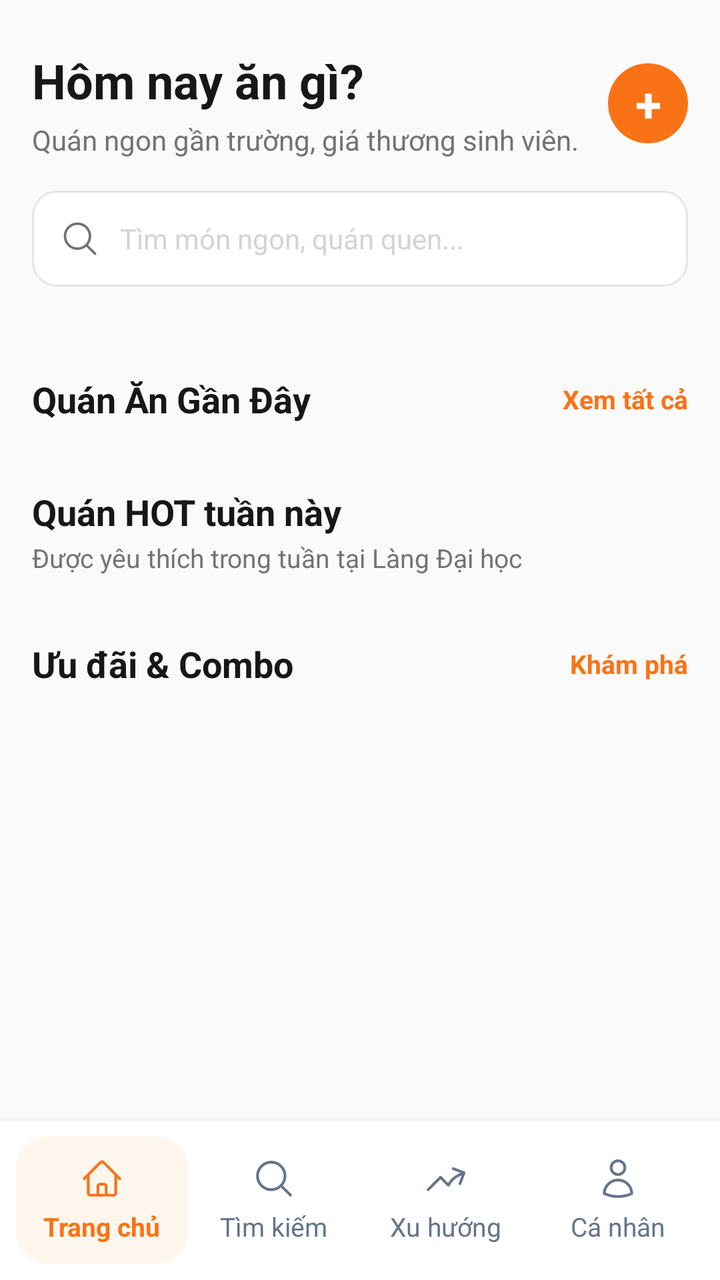
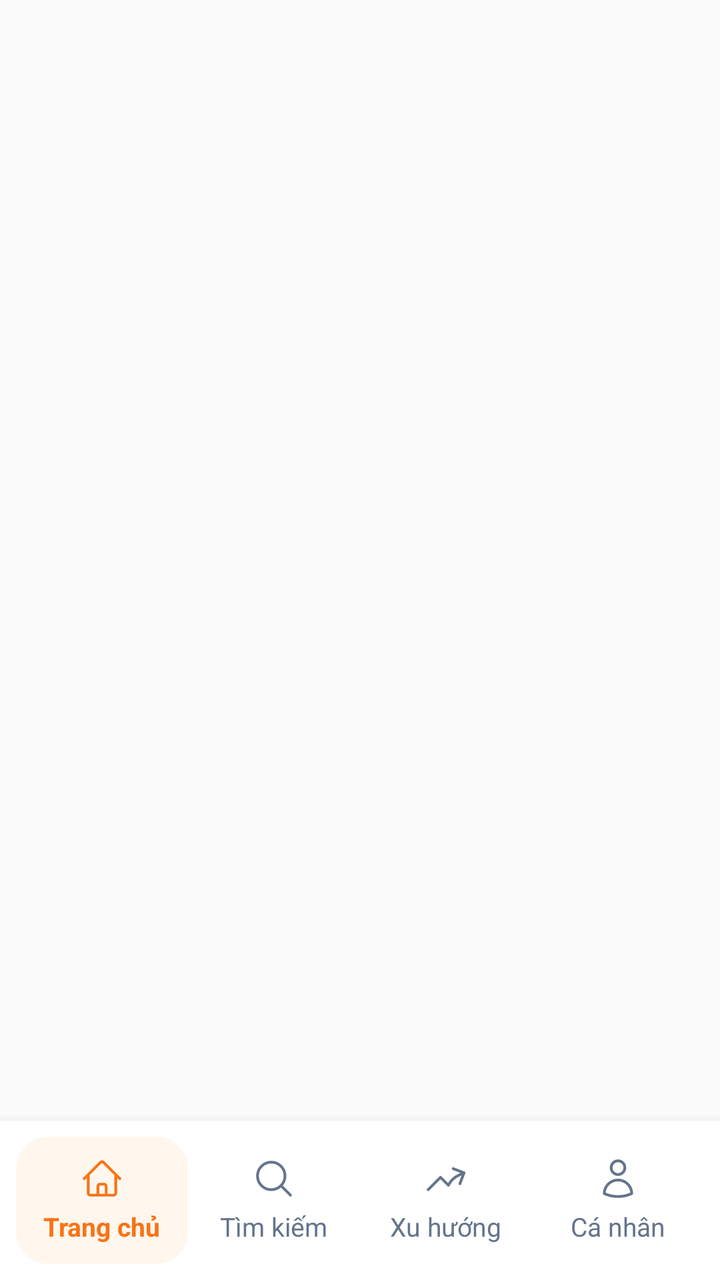

Screens rendered from an Android XML layout before and after an edit, with the pre-edit source and the edit as a unified diff.
<!-- AndroidManifest.xml: application theme Theme.Unieats -->
<!-- res/layout/activity_main.xml -->
<?xml version="1.0" encoding="utf-8"?>
<RelativeLayout xmlns:android="http://schemas.android.com/apk/res/android"
    xmlns:app="http://schemas.android.com/apk/res-auto"
    xmlns:tools="http://schemas.android.com/tools"
    android:id="@+id/main"
    android:layout_width="match_parent"
    android:layout_height="match_parent"
    android:background="@color/canvas"
    tools:context=".activities.MainActivity">

    
    <ScrollView
        android:layout_width="match_parent"
        android:layout_height="match_parent"
        android:layout_above="@id/layoutFooter"
        android:fillViewport="true">

        <LinearLayout
            android:layout_width="match_parent"
            android:layout_height="wrap_content"
            android:orientation="vertical"
            android:padding="16dp">

            
            <RelativeLayout
                android:layout_width="match_parent"
                android:layout_height="wrap_content"
                android:layout_marginTop="8dp">

                
                <TextView
                    android:id="@+id/tvAddRestaurant"
                    android:layout_width="40dp"
                    android:layout_height="40dp"
                    android:layout_alignParentEnd="true"
                    android:layout_centerVertical="true"
                    android:background="@drawable/bg_circle_orange"
                    android:clickable="true"
                    android:focusable="true"
                    android:gravity="center"
                    android:text="+"
                    android:textColor="@color/neutral_0"
                    android:textSize="24sp"
                    android:textStyle="bold" />

                <LinearLayout
                    android:layout_width="wrap_content"
                    android:layout_height="wrap_content"
                    android:layout_alignParentStart="true"
                    android:layout_toStartOf="@id/tvAddRestaurant"
                    android:orientation="vertical">

                    <TextView
                        android:id="@+id/tvMainTitle"
                        android:layout_width="wrap_content"
                        android:layout_height="wrap_content"
                        android:text="Hôm nay ăn gì?"
                        android:textColor="@color/neutral_900"
                        android:textSize="24sp"
                        android:textStyle="bold" />

                    <TextView
                        android:id="@+id/tvMainSubtitle"
                        android:layout_width="wrap_content"
                        android:layout_height="wrap_content"
                        android:layout_marginTop="4dp"
                        android:text="Quán ngon gần trường, giá thương sinh viên."
                        android:textColor="@color/neutral_500"
                        android:textSize="14sp" />
                </LinearLayout>
            </RelativeLayout>

            
            <LinearLayout
                android:id="@+id/llSearchBar"
                android:layout_width="match_parent"
                android:layout_height="48dp"
                android:layout_marginTop="16dp"
                android:background="@drawable/bg_input_field"
                android:clickable="true"
                android:focusable="true"
                android:gravity="center_vertical"
                android:orientation="horizontal"
                android:paddingHorizontal="14dp">

                <ImageView
                    android:layout_width="20dp"
                    android:layout_height="20dp"
                    android:src="@drawable/ic_search"
                    app:tint="@color/neutral_500" />

                <TextView
                    android:layout_width="wrap_content"
                    android:layout_height="wrap_content"
                    android:layout_marginStart="10dp"
                    android:text="Tìm món ngon, quán quen..."
                    android:textColor="@color/neutral_300"
                    android:textSize="14sp" />
            </LinearLayout>

            
            <androidx.recyclerview.widget.RecyclerView
                android:id="@+id/rvCategories"
                android:layout_width="match_parent"
                android:layout_height="wrap_content"
                android:layout_marginTop="20dp"
                android:clipToPadding="false"
                android:orientation="horizontal" />

            
            <RelativeLayout
                android:layout_width="match_parent"
                android:layout_height="wrap_content"
                android:layout_marginTop="24dp">

                <TextView
                    android:id="@+id/tvHeaderNearby"
                    android:layout_width="wrap_content"
                    android:layout_height="wrap_content"
                    android:layout_alignParentStart="true"
                    android:text="Quán Ăn Gần Đây"
                    android:textColor="@color/neutral_900"
                    android:textSize="18sp"
                    android:textStyle="bold" />

                <TextView
                    android:id="@+id/tvSeeAllNearby"
                    android:layout_width="wrap_content"
                    android:layout_height="wrap_content"
                    android:layout_alignParentEnd="true"
                    android:layout_centerVertical="true"
                    android:text="Xem tất cả"
                    android:textColor="@color/orange_500"
                    android:textSize="13sp"
                    android:textStyle="bold" />
            </RelativeLayout>

            <androidx.recyclerview.widget.RecyclerView
                android:id="@+id/rvNearbyRestaurants"
                android:layout_width="match_parent"
                android:layout_height="wrap_content"
                android:layout_marginTop="8dp"
                android:nestedScrollingEnabled="false" />

            
            <LinearLayout
                android:id="@+id/llHotSectionHeader"
                android:layout_width="match_parent"
                android:layout_height="wrap_content"
                android:layout_marginTop="24dp"
                android:clickable="true"
                android:focusable="true"
                android:orientation="vertical">

                <TextView
                    android:id="@+id/tvHeaderHot"
                    android:layout_width="wrap_content"
                    android:layout_height="wrap_content"
                    android:text="Quán HOT tuần này"
                    android:textColor="@color/neutral_900"
                    android:textSize="18sp"
                    android:textStyle="bold" />

                <TextView
                    android:id="@+id/tvSubHot"
                    android:layout_width="wrap_content"
                    android:layout_height="wrap_content"
                    android:layout_marginTop="2dp"
                    android:text="Được yêu thích trong tuần tại Làng Đại học"
                    android:textColor="@color/neutral_500"
                    android:textSize="13sp" />
            </LinearLayout>

            <androidx.recyclerview.widget.RecyclerView
                android:id="@+id/rvHotRestaurants"
                android:layout_width="match_parent"
                android:layout_height="wrap_content"
                android:layout_marginTop="8dp"
                android:nestedScrollingEnabled="false" />

            
            <RelativeLayout
                android:layout_width="match_parent"
                android:layout_height="wrap_content"
                android:layout_marginTop="24dp">

                <TextView
                    android:id="@+id/tvHeaderPromotions"
                    android:layout_width="wrap_content"
                    android:layout_height="wrap_content"
                    android:layout_alignParentStart="true"
                    android:text="Ưu đãi &amp; Combo"
                    android:textColor="@color/neutral_900"
                    android:textSize="18sp"
                    android:textStyle="bold" />

                <TextView
                    android:id="@+id/tvExplorePromotions"
                    android:layout_width="wrap_content"
                    android:layout_height="wrap_content"
                    android:layout_alignParentEnd="true"
                    android:layout_centerVertical="true"
                    android:text="Khám phá"
                    android:textColor="@color/orange_500"
                    android:textSize="13sp"
                    android:textStyle="bold" />
            </RelativeLayout>

            <androidx.recyclerview.widget.RecyclerView
                android:id="@+id/rvPromotions"
                android:layout_width="match_parent"
                android:layout_height="wrap_content"
                android:layout_marginTop="8dp"
                android:layout_marginBottom="24dp"
                android:nestedScrollingEnabled="false" />

        </LinearLayout>
    </ScrollView>

    
    <include
        android:id="@+id/layoutFooter"
        layout="@layout/layout_footer"
        android:layout_width="match_parent"
        android:layout_height="wrap_content"
        android:layout_alignParentBottom="true" />

</RelativeLayout>
<!-- res/layout/layout_footer.xml (included above) -->
<?xml version="1.0" encoding="utf-8"?>
<LinearLayout xmlns:android="http://schemas.android.com/apk/res/android"
    xmlns:app="http://schemas.android.com/apk/res-auto"
    android:id="@+id/llFooter"
    android:layout_width="match_parent"
    android:layout_height="wrap_content"
    android:background="@color/neutral_0"
    android:elevation="8dp"
    android:gravity="center_vertical"
    android:orientation="horizontal"
    android:paddingHorizontal="8dp"
    android:paddingVertical="8dp">

    
    <LinearLayout
        android:id="@+id/llTabHome"
        android:layout_width="0dp"
        android:layout_height="wrap_content"
        android:layout_weight="1"
        android:background="@drawable/bg_footer_active_tab"
        android:clickable="true"
        android:focusable="true"
        android:gravity="center"
        android:orientation="vertical"
        android:paddingHorizontal="8dp"
        android:paddingVertical="10dp">

        <ImageView
            android:id="@+id/ivHomeIcon"
            android:layout_width="22dp"
            android:layout_height="22dp"
            android:src="@drawable/ic_home"
            app:tint="@color/orange_500" />

        <TextView
            android:id="@+id/tvHomeText"
            android:layout_width="wrap_content"
            android:layout_height="wrap_content"
            android:layout_marginTop="4dp"
            android:text="Trang chủ"
            android:textColor="@color/orange_500"
            android:textSize="13sp"
            android:textStyle="bold" />
    </LinearLayout>

    
    <LinearLayout
        android:id="@+id/llTabSearch"
        android:layout_width="0dp"
        android:layout_height="wrap_content"
        android:layout_weight="1"
        android:background="@null"
        android:clickable="true"
        android:focusable="true"
        android:gravity="center"
        android:orientation="vertical"
        android:paddingHorizontal="8dp"
        android:paddingVertical="10dp">

        <ImageView
            android:id="@+id/ivSearchIcon"
            android:layout_width="22dp"
            android:layout_height="22dp"
            android:src="@drawable/ic_search"
            app:tint="#64748B" />

        <TextView
            android:id="@+id/tvSearchText"
            android:layout_width="wrap_content"
            android:layout_height="wrap_content"
            android:layout_marginTop="4dp"
            android:text="Tìm kiếm"
            android:textColor="#64748B"
            android:textSize="13sp" />
    </LinearLayout>

    
    <LinearLayout
        android:id="@+id/llTabTrending"
        android:layout_width="0dp"
        android:layout_height="wrap_content"
        android:layout_weight="1"
        android:background="@null"
        android:clickable="true"
        android:focusable="true"
        android:gravity="center"
        android:orientation="vertical"
        android:paddingHorizontal="8dp"
        android:paddingVertical="10dp">

        <ImageView
            android:id="@+id/ivTrendingIcon"
            android:layout_width="22dp"
            android:layout_height="22dp"
            android:src="@drawable/ic_trending"
            app:tint="#64748B" />

        <TextView
            android:id="@+id/tvTrendingText"
            android:layout_width="wrap_content"
            android:layout_height="wrap_content"
            android:layout_marginTop="4dp"
            android:text="Xu hướng"
            android:textColor="#64748B"
            android:textSize="13sp" />
    </LinearLayout>

    
    <LinearLayout
        android:id="@+id/llTabProfile"
        android:layout_width="0dp"
        android:layout_height="wrap_content"
        android:layout_weight="1"
        android:background="@null"
        android:clickable="true"
        android:focusable="true"
        android:gravity="center"
        android:orientation="vertical"
        android:paddingHorizontal="8dp"
        android:paddingVertical="10dp">

        <ImageView
            android:id="@+id/ivProfileIcon"
            android:layout_width="22dp"
            android:layout_height="22dp"
            android:src="@drawable/ic_user"
            app:tint="#64748B" />

        <TextView
            android:id="@+id/tvProfileText"
            android:layout_width="wrap_content"
            android:layout_height="wrap_content"
            android:layout_marginTop="4dp"
            android:text="Cá nhân"
            android:textColor="#64748B"
            android:textSize="13sp" />
    </LinearLayout>

</LinearLayout>
<!-- resources referenced by this layout -->
<resources>
  <color name="canvas">@color/neutral_50</color>
  <color name="neutral_0">#FFFFFF</color>
  <color name="neutral_300">#D4D4D4</color>
  <color name="neutral_500">#737373</color>
  <color name="neutral_900">#171717</color>
  <color name="orange_500">#F97316</color>
  <!-- drawable bg_circle_orange (drawable) -->
  <?xml version="1.0" encoding="utf-8"?>
  <shape xmlns:android="http://schemas.android.com/apk/res/android"
      android:shape="oval">
      <solid android:color="@color/orange_500" />
  </shape>
  <!-- drawable bg_footer_active_tab (drawable) -->
  <?xml version="1.0" encoding="utf-8"?>
  <shape xmlns:android="http://schemas.android.com/apk/res/android"
      android:shape="rectangle">
      <solid android:color="@color/orange_50" />
      <corners android:radius="16dp" />
  </shape>
  <!-- drawable bg_input_field (drawable) -->
  <?xml version="1.0" encoding="utf-8"?>
  <shape xmlns:android="http://schemas.android.com/apk/res/android"
      android:shape="rectangle">
      <solid android:color="@color/neutral_0" />
      <stroke
          android:width="1dp"
          android:color="@color/neutral_200" />
      <corners android:radius="12dp" />
  </shape>
  <!-- drawable ic_home (drawable) -->
  <vector xmlns:android="http://schemas.android.com/apk/res/android"
      android:width="24dp"
      android:height="24dp"
      android:viewportWidth="24"
      android:viewportHeight="24">
      <path
          android:strokeColor="#64748B"
          android:strokeWidth="1.5"
          android:strokeLineCap="round"
          android:strokeLineJoin="round"
          android:pathData="M 2.25 12 L 11.2045 3.04549 C 11.6438 2.60615 12.3562 2.60615 12.7955 3.04549 L 21.75 12 M 4.5 9.75 V 19.875 C 4.5 20.4963 5.00368 21 5.625 21 H 9.75 V 16.125 C 9.75 15.5037 10.2537 15 10.875 15 H 13.125 C 13.7463 15 14.25 15.5037 14.25 16.125 V 21 H 18.375 C 18.9963 21 19.5 20.4963 19.5 19.875 V 9.75 M 8.25 21 H 16.5" />
  </vector>
  <!-- drawable ic_search (drawable) -->
  <vector xmlns:android="http://schemas.android.com/apk/res/android"
      android:width="24dp"
      android:height="24dp"
      android:viewportWidth="24"
      android:viewportHeight="24">
      <path
          android:strokeColor="#64748B"
          android:strokeWidth="1.5"
          android:strokeLineCap="round"
          android:strokeLineJoin="round"
          android:pathData="M 21 21 L 15.8033 15.8033 M 15.8033 15.8033 C 17.1605 14.4461 18 12.5711 18 10.5 C 18 6.35786 14.6421 3 10.5 3 C 6.35786 3 3 6.35786 3 10.5 C 3 14.6421 6.35786 18 10.5 18 C 12.5711 18 14.4461 17.1605 15.8033 15.8033 Z" />
  </vector>
  <!-- drawable ic_trending (drawable) -->
  <vector xmlns:android="http://schemas.android.com/apk/res/android"
      android:width="24dp"
      android:height="24dp"
      android:viewportWidth="24"
      android:viewportHeight="24">
      <path
          android:strokeColor="#64748B"
          android:strokeWidth="1.5"
          android:strokeLineCap="round"
          android:strokeLineJoin="round"
          android:pathData="M 2.25 17.9999 L 9 11.2499 L 13.3064 15.5564 C 14.5101 13.188 16.5042 11.2022 19.1203 10.0375 L 21.8609 8.81726 M 21.8609 8.81726 L 15.9196 6.53662 M 21.8609 8.81726 L 19.5802 14.7585" />
  </vector>
  <style name="Theme.Unieats" parent="Base.Theme.UniEats" />
  <color name="neutral_50">#FAFAFA</color>
  <color name="orange_50">#FFF7ED</color>
  <color name="neutral_200">#E5E5E5</color>
  <style name="Base.Theme.UniEats" parent="Theme.Material3.DayNight.NoActionBar">
          
      </style>
  <!-- unchanged entries left out for length: 1 -->
</resources>

<!-- the commit's change to res/layout/activity_main.xml (unified diff, before → after) -->
@@ -9,213 +9,11 @@
     tools:context=".activities.MainActivity">
 
     
-    <ScrollView
+    <FrameLayout
+        android:id="@+id/fragment_container"
         android:layout_width="match_parent"
         android:layout_height="match_parent"
-        android:layout_above="@id/layoutFooter"
-        android:fillViewport="true">
-
-        <LinearLayout
-            android:layout_width="match_parent"
-            android:layout_height="wrap_content"
-            android:orientation="vertical"
-            android:padding="16dp">
-
-            
-            <RelativeLayout
-                android:layout_width="match_parent"
-                android:layout_height="wrap_content"
-                android:layout_marginTop="8dp">
-
-                
-                <TextView
-                    android:id="@+id/tvAddRestaurant"
-                    android:layout_width="40dp"
-                    android:layout_height="40dp"
-                    android:layout_alignParentEnd="true"
-                    android:layout_centerVertical="true"
-                    android:background="@drawable/bg_circle_orange"
-                    android:clickable="true"
-                    android:focusable="true"
-                    android:gravity="center"
-                    android:text="+"
-                    android:textColor="@color/neutral_0"
-                    android:textSize="24sp"
-                    android:textStyle="bold" />
-
-                <LinearLayout
-                    android:layout_width="wrap_content"
-                    android:layout_height="wrap_content"
-                    android:layout_alignParentStart="true"
-                    android:layout_toStartOf="@id/tvAddRestaurant"
-                    android:orientation="vertical">
-
-                    <TextView
-                        android:id="@+id/tvMainTitle"
-                        android:layout_width="wrap_content"
-                        android:layout_height="wrap_content"
-                        android:text="Hôm nay ăn gì?"
-                        android:textColor="@color/neutral_900"
-                        android:textSize="24sp"
-                        android:textStyle="bold" />
-
-                    <TextView
-                        android:id="@+id/tvMainSubtitle"
-                        android:layout_width="wrap_content"
-                        android:layout_height="wrap_content"
-                        android:layout_marginTop="4dp"
-                        android:text="Quán ngon gần trường, giá thương sinh viên."
-                        android:textColor="@color/neutral_500"
-                        android:textSize="14sp" />
-                </LinearLayout>
-            </RelativeLayout>
-
-            
-            <LinearLayout
-                android:id="@+id/llSearchBar"
-                android:layout_width="match_parent"
-                android:layout_height="48dp"
-                android:layout_marginTop="16dp"
-                android:background="@drawable/bg_input_field"
-                android:clickable="true"
-                android:focusable="true"
-                android:gravity="center_vertical"
-                android:orientation="horizontal"
-                android:paddingHorizontal="14dp">
-
-                <ImageView
-                    android:layout_width="20dp"
-                    android:layout_height="20dp"
-                    android:src="@drawable/ic_search"
-                    app:tint="@color/neutral_500" />
-
-                <TextView
-                    android:layout_width="wrap_content"
-                    android:layout_height="wrap_content"
-                    android:layout_marginStart="10dp"
-                    android:text="Tìm món ngon, quán quen..."
-                    android:textColor="@color/neutral_300"
-                    android:textSize="14sp" />
-            </LinearLayout>
-
-            
-            <androidx.recyclerview.widget.RecyclerView
-                android:id="@+id/rvCategories"
-                android:layout_width="match_parent"
-                android:layout_height="wrap_content"
-                android:layout_marginTop="20dp"
-                android:clipToPadding="false"
-                android:orientation="horizontal" />
-
-            
-            <RelativeLayout
-                android:layout_width="match_parent"
-                android:layout_height="wrap_content"
-                android:layout_marginTop="24dp">
-
-                <TextView
-                    android:id="@+id/tvHeaderNearby"
-                    android:layout_width="wrap_content"
-                    android:layout_height="wrap_content"
-                    android:layout_alignParentStart="true"
-                    android:text="Quán Ăn Gần Đây"
-                    android:textColor="@color/neutral_900"
-                    android:textSize="18sp"
-                    android:textStyle="bold" />
-
-                <TextView
-                    android:id="@+id/tvSeeAllNearby"
-                    android:layout_width="wrap_content"
-                    android:layout_height="wrap_content"
-                    android:layout_alignParentEnd="true"
-                    android:layout_centerVertical="true"
-                    android:text="Xem tất cả"
-                    android:textColor="@color/orange_500"
-                    android:textSize="13sp"
-                    android:textStyle="bold" />
-            </RelativeLayout>
-
-            <androidx.recyclerview.widget.RecyclerView
-                android:id="@+id/rvNearbyRestaurants"
-                android:layout_width="match_parent"
-                android:layout_height="wrap_content"
-                android:layout_marginTop="8dp"
-                android:nestedScrollingEnabled="false" />
-
-            
-            <LinearLayout
-                android:id="@+id/llHotSectionHeader"
-                android:layout_width="match_parent"
-                android:layout_height="wrap_content"
-                android:layout_marginTop="24dp"
-                android:clickable="true"
-                android:focusable="true"
-                android:orientation="vertical">
-
-                <TextView
-                    android:id="@+id/tvHeaderHot"
-                    android:layout_width="wrap_content"
-                    android:layout_height="wrap_content"
-                    android:text="Quán HOT tuần này"
-                    android:textColor="@color/neutral_900"
-                    android:textSize="18sp"
-                    android:textStyle="bold" />
-
-                <TextView
-                    android:id="@+id/tvSubHot"
-                    android:layout_width="wrap_content"
-                    android:layout_height="wrap_content"
-                    android:layout_marginTop="2dp"
-                    android:text="Được yêu thích trong tuần tại Làng Đại học"
-                    android:textColor="@color/neutral_500"
-                    android:textSize="13sp" />
-            </LinearLayout>
-
-            <androidx.recyclerview.widget.RecyclerView
-                android:id="@+id/rvHotRestaurants"
-                android:layout_width="match_parent"
-                android:layout_height="wrap_content"
-                android:layout_marginTop="8dp"
-                android:nestedScrollingEnabled="false" />
-
-            
-            <RelativeLayout
-                android:layout_width="match_parent"
-                android:layout_height="wrap_content"
-                android:layout_marginTop="24dp">
-
-                <TextView
-                    android:id="@+id/tvHeaderPromotions"
-                    android:layout_width="wrap_content"
-                    android:layout_height="wrap_content"
-                    android:layout_alignParentStart="true"
-                    android:text="Ưu đãi &amp; Combo"
-                    android:textColor="@color/neutral_900"
-                    android:textSize="18sp"
-                    android:textStyle="bold" />
-
-                <TextView
-                    android:id="@+id/tvExplorePromotions"
-                    android:layout_width="wrap_content"
-                    android:layout_height="wrap_content"
-                    android:layout_alignParentEnd="true"
-                    android:layout_centerVertical="true"
-                    android:text="Khám phá"
-                    android:textColor="@color/orange_500"
-                    android:textSize="13sp"
-                    android:textStyle="bold" />
-            </RelativeLayout>
-
-            <androidx.recyclerview.widget.RecyclerView
-                android:id="@+id/rvPromotions"
-                android:layout_width="match_parent"
-                android:layout_height="wrap_content"
-                android:layout_marginTop="8dp"
-                android:layout_marginBottom="24dp"
-                android:nestedScrollingEnabled="false" />
-
-        </LinearLayout>
-    </ScrollView>
+        android:layout_above="@id/layoutFooter" />
 
     
     <include
<!-- resource entries referenced after the edit -->
@@ -2,32 +2,13 @@
 <resources>
   <color name="canvas">@color/neutral_50</color>
   <color name="neutral_0">#FFFFFF</color>
-  <color name="neutral_300">#D4D4D4</color>
-  <color name="neutral_500">#737373</color>
-  <color name="neutral_900">#171717</color>
   <color name="orange_500">#F97316</color>
-  <!-- drawable bg_circle_orange (drawable) -->
-  <?xml version="1.0" encoding="utf-8"?>
-  <shape xmlns:android="http://schemas.android.com/apk/res/android"
-      android:shape="oval">
-      <solid android:color="@color/orange_500" />
-  </shape>
   <!-- drawable bg_footer_active_tab (drawable) -->
   <?xml version="1.0" encoding="utf-8"?>
   <shape xmlns:android="http://schemas.android.com/apk/res/android"
       android:shape="rectangle">
       <solid android:color="@color/orange_50" />
       <corners android:radius="16dp" />
-  </shape>
-  <!-- drawable bg_input_field (drawable) -->
-  <?xml version="1.0" encoding="utf-8"?>
-  <shape xmlns:android="http://schemas.android.com/apk/res/android"
-      android:shape="rectangle">
-      <solid android:color="@color/neutral_0" />
-      <stroke
-          android:width="1dp"
-          android:color="@color/neutral_200" />
-      <corners android:radius="12dp" />
   </shape>
   <!-- drawable ic_home (drawable) -->
   <vector xmlns:android="http://schemas.android.com/apk/res/android"
@@ -71,7 +52,6 @@
   <style name="Theme.Unieats" parent="Base.Theme.UniEats" />
   <color name="neutral_50">#FAFAFA</color>
   <color name="orange_50">#FFF7ED</color>
-  <color name="neutral_200">#E5E5E5</color>
   <style name="Base.Theme.UniEats" parent="Theme.Material3.DayNight.NoActionBar">
           
       </style>
